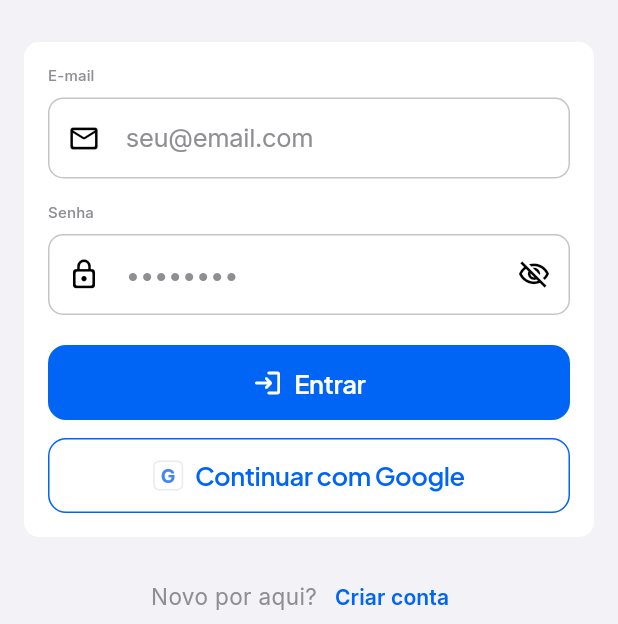
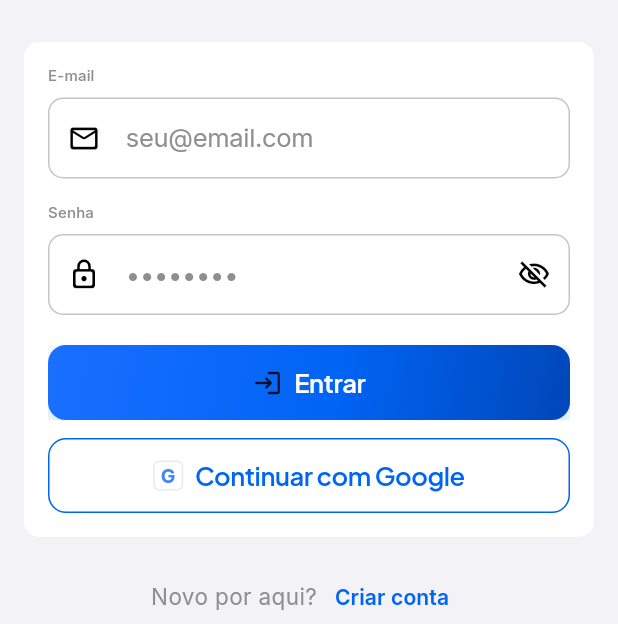
Before and after one commit to solerpedroo/driveflow, a Flutter app: the screen it shows after launch, on a phone screen of 412 x 824 dp, the part 612-1236 px from its top. Run offline on Flutter 3.47's test engine with Material 3 defaults, Android fonts, the phone set to English and light mode, and no system bars; our stand-ins replace cached_network_image, connectivity_plus, dio, file_picker, fl_chart, flutter_hooks and 14 more; missing offline and left inert: google_mlkit_text_recognition; accounts and stored records are empty; statements that could not run were skipped.

Commit message:
feat(ui): DfButton com gradiente brand e glow ReuniAI
Co-authored-by: Pedro Henrique Contardi Soler <pedrocsoler@hotmail.com>

```diff
--- a/lib/shared/widgets/design_system/df_button.dart
+++ b/lib/shared/widgets/design_system/df_button.dart
@@ -1,6 +1,8 @@
 import 'package:flutter/material.dart';
 
 import '../../../core/theme/app_colors.dart';
+import '../../../core/theme/app_elevation.dart';
+import '../../../core/theme/app_gradients.dart';
 import '../../../core/theme/app_motion.dart';
 import '../../../core/theme/app_radius.dart';
 import '../../../core/theme/app_spacing.dart';
@@ -72,7 +74,7 @@ class _DfButtonState extends State<DfButton> {
                           color: Colors.white,
                         )
                       : AppTypography.iosHeadline(theme.brightness).copyWith(
-                          color: AppColors.systemBlue,
+                          color: AppColors.brandBlue,
                         ),
                 ),
               ),
@@ -80,10 +82,14 @@ class _DfButtonState extends State<DfButton> {
           );
 
     Widget button = switch (widget.variant) {
-      DfButtonVariant.gradient || DfButtonVariant.primary => FilledButton(
+      DfButtonVariant.gradient => _GradientButton(
+          onPressed: enabled ? widget.onPressed : null,
+          child: child,
+        ),
+      DfButtonVariant.primary => FilledButton(
           onPressed: enabled ? widget.onPressed : null,
           style: FilledButton.styleFrom(
-            backgroundColor: AppColors.systemBlue,
+            backgroundColor: AppColors.brandBlue,
             foregroundColor: Colors.white,
             minimumSize: const Size.fromHeight(50),
             shape: RoundedRectangleBorder(borderRadius: AppRadius.lgAll),
@@ -95,7 +101,7 @@ class _DfButtonState extends State<DfButton> {
           onPressed: enabled ? widget.onPressed : null,
           style: OutlinedButton.styleFrom(
             minimumSize: const Size.fromHeight(50),
-            side: const BorderSide(color: AppColors.systemBlue),
+            side: const BorderSide(color: AppColors.brandBlue),
             shape: RoundedRectangleBorder(borderRadius: AppRadius.lgAll),
           ),
           child: child,
@@ -104,7 +110,7 @@ class _DfButtonState extends State<DfButton> {
           onPressed: enabled ? widget.onPressed : null,
           style: TextButton.styleFrom(
             minimumSize: const Size.fromHeight(44),
-            foregroundColor: AppColors.systemBlue,
+            foregroundColor: AppColors.brandBlue,
           ),
           child: child,
         ),
@@ -137,3 +143,33 @@ class _DfButtonState extends State<DfButton> {
     );
   }
 }
+
+class _GradientButton extends StatelessWidget {
+  const _GradientButton({required this.onPressed, required this.child});
+
+  final VoidCallback? onPressed;
+  final Widget child;
+
+  @override
+  Widget build(BuildContext context) {
+    return Material(
+      color: Colors.transparent,
+      child: InkWell(
+        onTap: onPressed,
+        borderRadius: AppRadius.lgAll,
+        child: Ink(
+          decoration: BoxDecoration(
+            gradient: AppGradients.brand,
+            borderRadius: AppRadius.lgAll,
+            boxShadow: AppElevation.brandGlow(Theme.of(context).brightness),
+          ),
+          child: SizedBox(
+            width: double.infinity,
+            height: 50,
+            child: Center(child: child),
+          ),
+        ),
+      ),
+    );
+  }
+}
```
